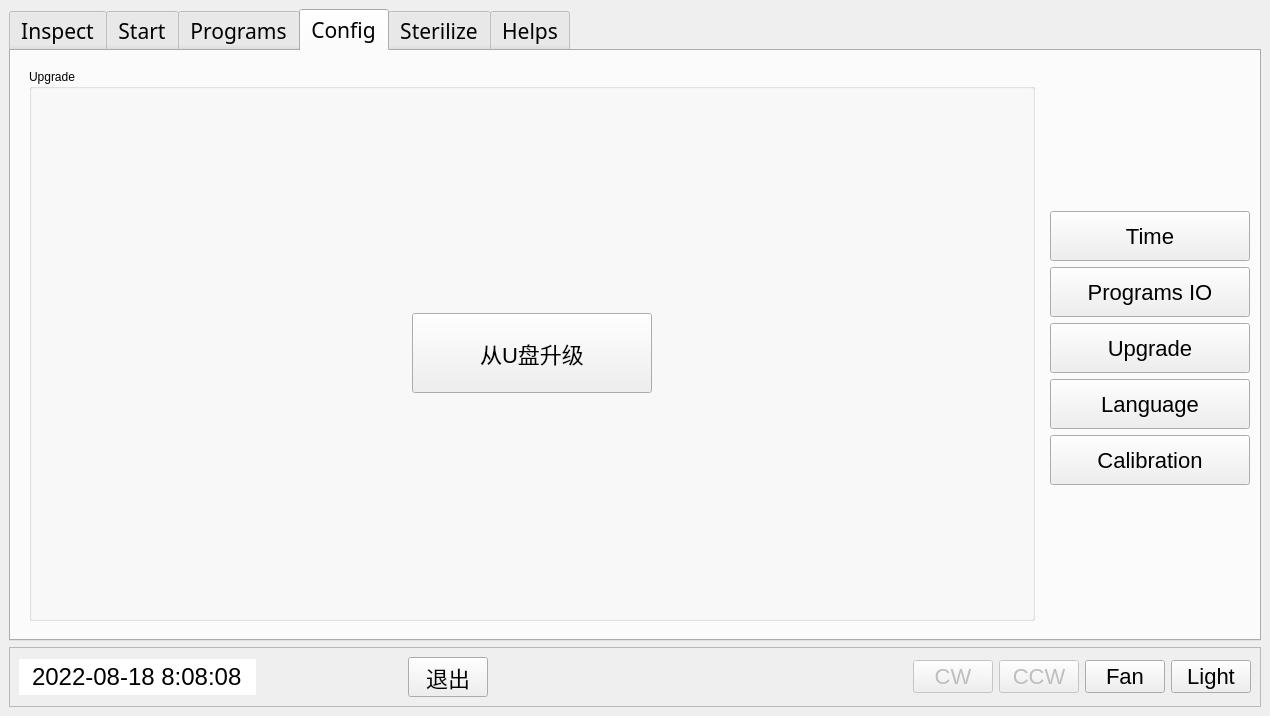
Qt form domains/ui/designer/main.ui (addingding/Extractor) before a commit.
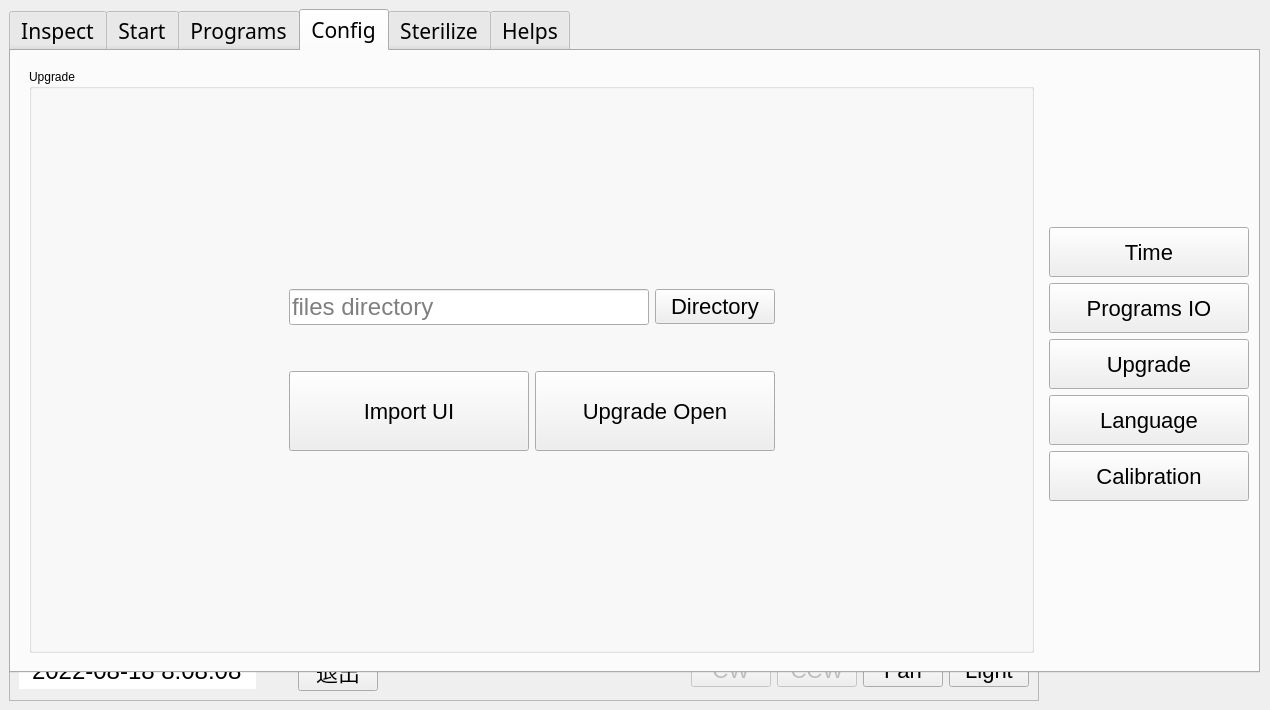
The same form after that commit. The open tabs and pages were chosen to show the change.

Commit message: feat: upgrade buttons

Diff of the .ui file:
```diff
--- a/domains/ui/designer/main.ui
+++ b/domains/ui/designer/main.ui
@@ -32,9 +32,15 @@
    <bool>false</bool>
   </property>
   <widget class="QWidget" name="centralwidget">
-   <layout class="QGridLayout" name="gridLayout_10">
-    <item row="1" column="0" alignment="Qt::AlignTop">
      <widget class="QFrame" name="frame">
+    <property name="geometry">
+     <rect>
+      <x>9</x>
+      <y>641</y>
+      <width>1030</width>
+      <height>60</height>
+     </rect>
+    </property>
       <property name="sizePolicy">
        <sizepolicy hsizetype="Preferred" vsizetype="Minimum">
         <horstretch>0</horstretch>
@@ -250,9 +256,15 @@
        </item>
       </layout>
      </widget>
-    </item>
-    <item row="0" column="0">
      <widget class="QTabWidget" name="tabWidget">
+    <property name="geometry">
+     <rect>
+      <x>9</x>
+      <y>9</y>
+      <width>1251</width>
+      <height>664</height>
+     </rect>
+    </property>
       <property name="sizePolicy">
        <sizepolicy hsizetype="Expanding" vsizetype="Expanding">
         <horstretch>0</horstretch>
@@ -2074,8 +2086,123 @@
               <property name="title">
                <string>Upgrade</string>
               </property>
-              <layout class="QGridLayout" name="gridLayout_21">
-               <item row="0" column="0">
+            <layout class="QGridLayout" name="gridLayout_10">
+             <item row="0" column="1">
+              <spacer name="verticalSpacer_34">
+               <property name="orientation">
+                <enum>Qt::Vertical</enum>
+               </property>
+               <property name="sizeHint" stdset="0">
+                <size>
+                 <width>20</width>
+                 <height>189</height>
+                </size>
+               </property>
+              </spacer>
+             </item>
+             <item row="1" column="0">
+              <spacer name="horizontalSpacer_28">
+               <property name="orientation">
+                <enum>Qt::Horizontal</enum>
+               </property>
+               <property name="sizeHint" stdset="0">
+                <size>
+                 <width>239</width>
+                 <height>20</height>
+                </size>
+               </property>
+              </spacer>
+             </item>
+             <item row="1" column="1" colspan="2">
+              <widget class="QLineEdit" name="lineEdit_9">
+               <property name="minimumSize">
+                <size>
+                 <width>0</width>
+                 <height>30</height>
+                </size>
+               </property>
+               <property name="font">
+                <font>
+                 <family>Arial</family>
+                 <pointsize>18</pointsize>
+                </font>
+               </property>
+               <property name="styleSheet">
+                <string notr="true"/>
+               </property>
+               <property name="frame">
+                <bool>true</bool>
+               </property>
+               <property name="readOnly">
+                <bool>true</bool>
+               </property>
+               <property name="placeholderText">
+                <string>files directory</string>
+               </property>
+              </widget>
+             </item>
+             <item row="1" column="3">
+              <widget class="QPushButton" name="pushButton_54">
+               <property name="minimumSize">
+                <size>
+                 <width>120</width>
+                 <height>35</height>
+                </size>
+               </property>
+               <property name="text">
+                <string>Directory</string>
+               </property>
+              </widget>
+             </item>
+             <item row="1" column="4">
+              <spacer name="horizontalSpacer_29">
+               <property name="orientation">
+                <enum>Qt::Horizontal</enum>
+               </property>
+               <property name="sizeHint" stdset="0">
+                <size>
+                 <width>240</width>
+                 <height>20</height>
+                </size>
+               </property>
+              </spacer>
+             </item>
+             <item row="2" column="2">
+              <spacer name="verticalSpacer_36">
+               <property name="orientation">
+                <enum>Qt::Vertical</enum>
+               </property>
+               <property name="sizeType">
+                <enum>QSizePolicy::Minimum</enum>
+               </property>
+               <property name="sizeHint" stdset="0">
+                <size>
+                 <width>20</width>
+                 <height>40</height>
+                </size>
+               </property>
+              </spacer>
+             </item>
+             <item row="3" column="1">
+              <widget class="QPushButton" name="pushButton_53">
+               <property name="minimumSize">
+                <size>
+                 <width>240</width>
+                 <height>80</height>
+                </size>
+               </property>
+               <property name="maximumSize">
+                <size>
+                 <width>240</width>
+                 <height>80</height>
+                </size>
+               </property>
+               <property name="text">
+                <string>Import UI</string>
+               </property>
+              </widget>
+             </item>
+             <item row="3" column="2" colspan="2">
                 <widget class="QPushButton" name="pushButton_32">
                  <property name="minimumSize">
                   <size>
@@ -2090,10 +2217,23 @@
                   </size>
                  </property>
                  <property name="text">
-                  <string>从U盘升级</string>
+                <string>Upgrade Open</string>
                  </property>
                 </widget>
                </item>
+             <item row="4" column="1">
+              <spacer name="verticalSpacer_35">
+               <property name="orientation">
+                <enum>Qt::Vertical</enum>
+               </property>
+               <property name="sizeHint" stdset="0">
+                <size>
+                 <width>20</width>
+                 <height>188</height>
+                </size>
+               </property>
+              </spacer>
+             </item>
               </layout>
              </widget>
             </item>
@@ -3027,8 +3167,6 @@
        </layout>
       </widget>
      </widget>
-    </item>
-   </layout>
   </widget>
  </widget>
  <resources/>
```
Left out of the diff: 8 changed lines with no effect on the pictures. Lines whose indentation alone changed are shown as unchanged. The commit also changes 3 other files.
